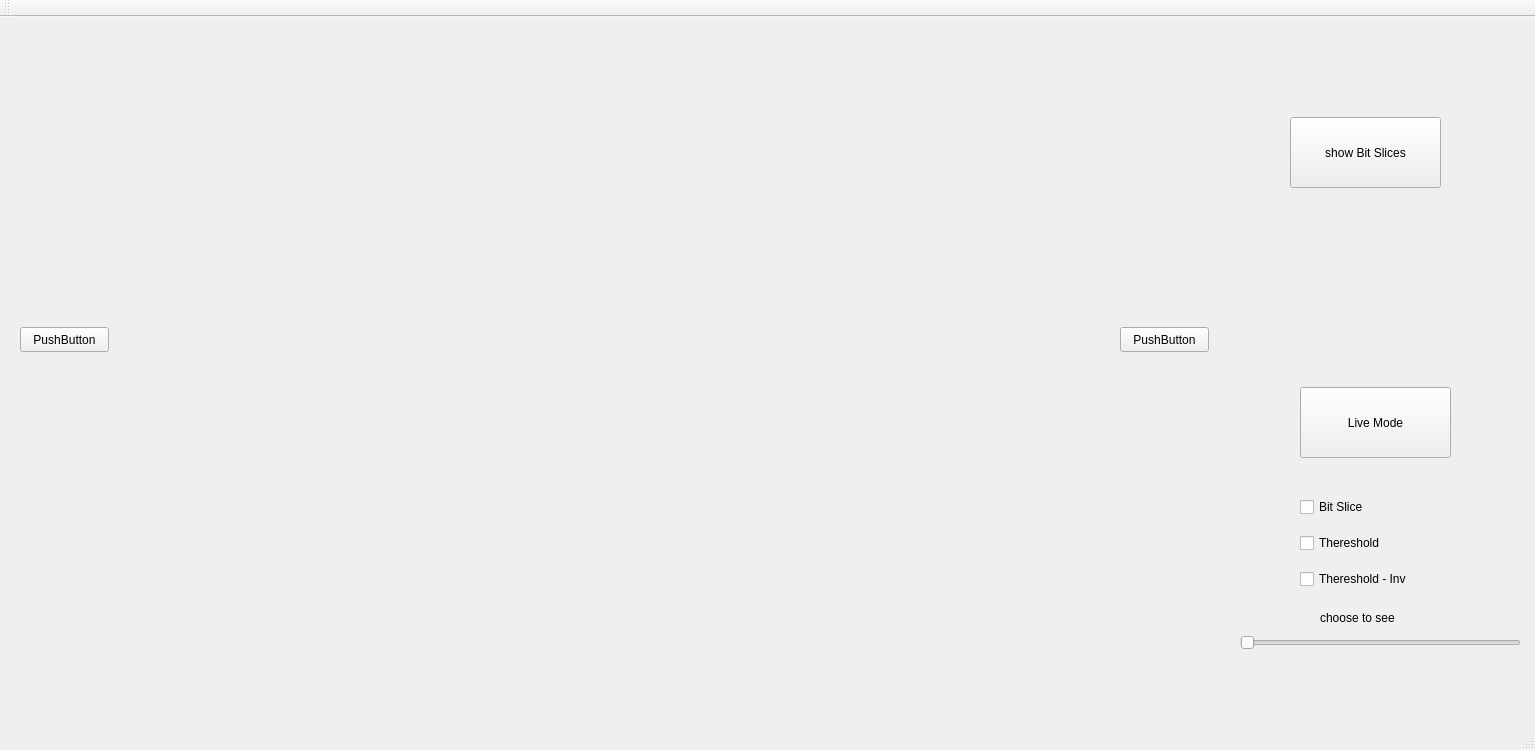
First picture: the form in mainwindow.ui, repository Erfan-ram/bit-plane-slicing-qt, before the edit.
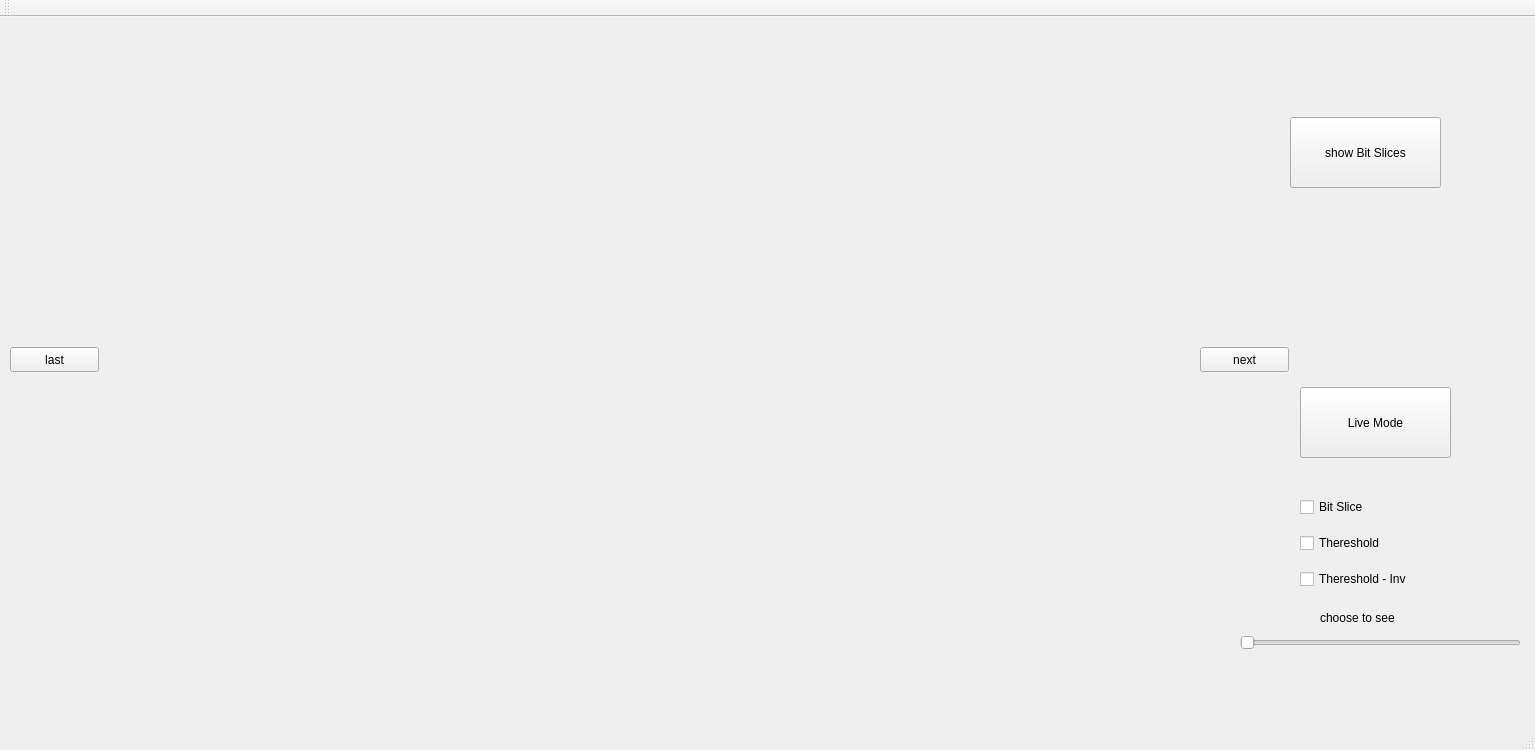
Second picture: the form after the edit.

```diff
--- a/mainwindow.ui
+++ b/mainwindow.ui
@@ -61,10 +61,10 @@
    <widget class="QLabel" name="webcamlab">
     <property name="geometry">
      <rect>
-      <x>10</x>
+      <x>110</x>
       <y>0</y>
-      <width>9</width>
-      <height>481</height>
+      <width>1071</width>
+      <height>681</height>
      </rect>
     </property>
     <property name="text">
@@ -131,29 +131,35 @@
     </property>
    </widget>
    <widget class="QPushButton" name="lastpic">
+    <property name="enabled">
+     <bool>true</bool>
+    </property>
     <property name="geometry">
      <rect>
-      <x>20</x>
-      <y>310</y>
+      <x>10</x>
+      <y>330</y>
       <width>89</width>
       <height>25</height>
      </rect>
     </property>
     <property name="text">
-     <string>PushButton</string>
+     <string>last</string>
+    </property>
+    <property name="checkable">
+     <bool>false</bool>
     </property>
    </widget>
    <widget class="QPushButton" name="nextpic">
     <property name="geometry">
      <rect>
-      <x>1120</x>
-      <y>310</y>
+      <x>1200</x>
+      <y>330</y>
       <width>89</width>
       <height>25</height>
      </rect>
     </property>
     <property name="text">
-     <string>PushButton</string>
+     <string>next</string>
     </property>
    </widget>
    <widget class="QLabel" name="bitplanelabel">
```
Left out of the diff: 6 changed lines with no effect on the pictures.
